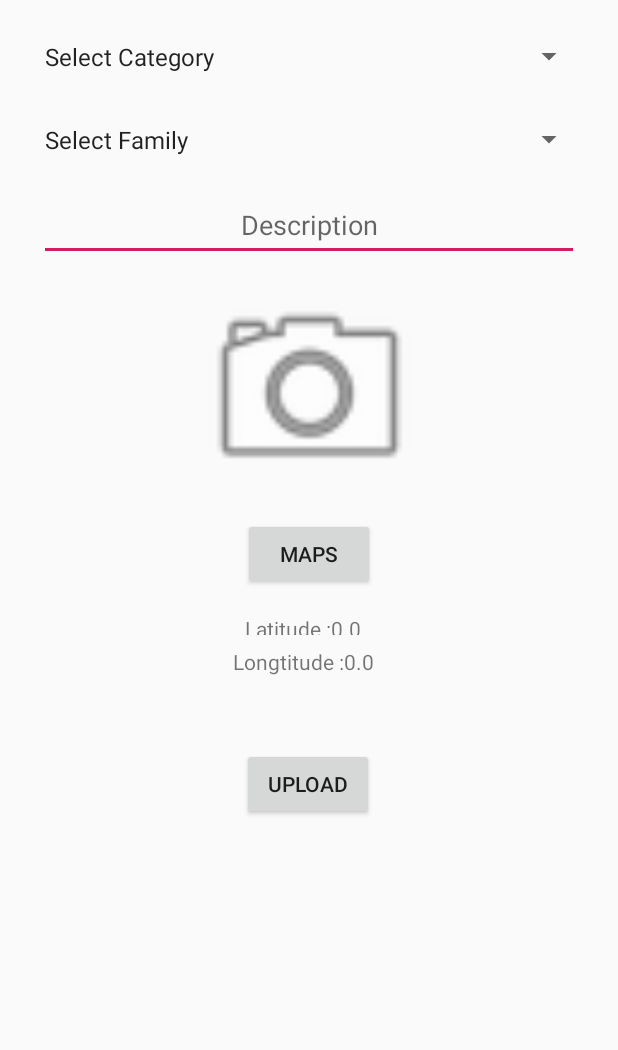
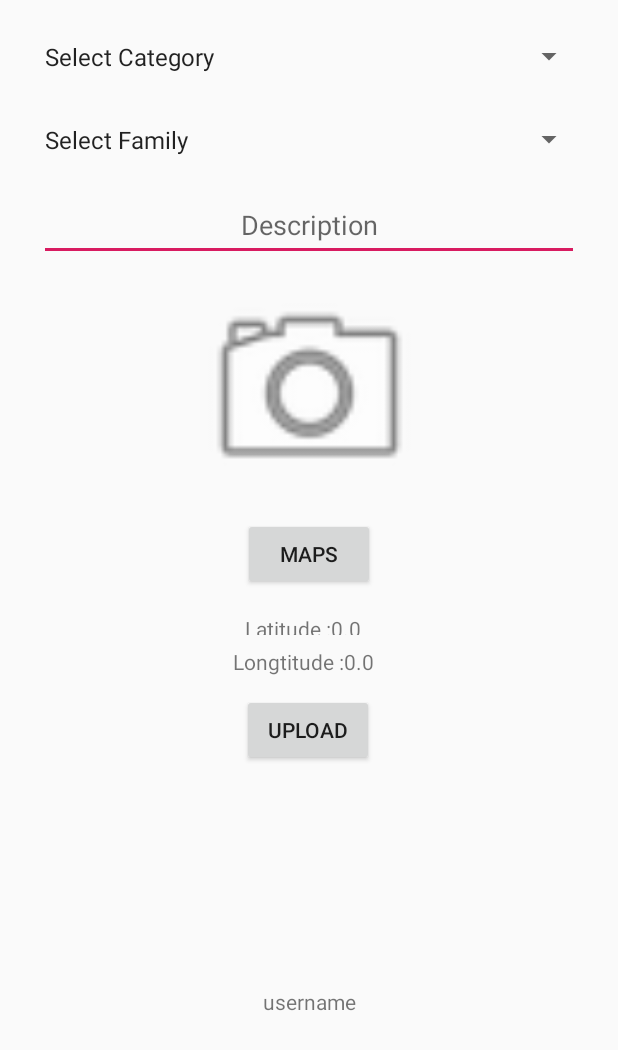
Before and after one commit to vegansabor1982/Pawz, an Android app: the TestUploadActivity screen opened directly, with no data from a screen before it, on a phone screen of 412 x 824 dp. Shown: the top 1050 px of the screen. Run offline under Robolectric (Android 15) with nearby library versions, the phone set to English and light mode, and no system bars; our stand-ins replace Firebase (no records; nobody signed in at launch, a user with empty details on screens opened directly), Picasso; 2 statements that could not run were skipped.

Commit message:
Happy new Year! again!4

```diff
--- a/app/src/main/java/com/example/android/pawstwo/TestUploadActivity.java
+++ b/app/src/main/java/com/example/android/pawstwo/TestUploadActivity.java
@@ -27,8 +27,11 @@ import com.google.android.gms.tasks.OnFailureListener;
 import com.google.android.gms.tasks.OnSuccessListener;
 import com.google.android.gms.tasks.Task;
 import com.google.firebase.auth.FirebaseAuth;
+import com.google.firebase.database.DataSnapshot;
+import com.google.firebase.database.DatabaseError;
 import com.google.firebase.database.DatabaseReference;
 import com.google.firebase.database.FirebaseDatabase;
+import com.google.firebase.database.ValueEventListener;
 import com.google.firebase.database.snapshot.DoubleNode;
 import com.google.firebase.storage.FirebaseStorage;
 import com.google.firebase.storage.OnProgressListener;
@@ -52,18 +55,22 @@ public class TestUploadActivity extends AppCompatActivity {
     private Button mMaps;
     private TextView mLat;
     private TextView mLongt;
+    private TextView profileName;
 
 
 
     private StorageReference mStorageRef;
     private DatabaseReference mDatabaseRef;
     private FirebaseAuth mFirebaseAuth;
+    private FirebaseDatabase mFirebaseDatabase;
 
 
 
     String Type_Test;
     String Family_Test;
     String Description_Test;
+    String userNameTwo;
+    String emailTwo;
 
 
     @Override
@@ -83,6 +90,17 @@ public class TestUploadActivity extends AppCompatActivity {
 
         mLat.setText ( "Latitude :" +String.valueOf ( coords )  );
         mLongt.setText ( "Longtitude :"+String.valueOf ( coords2 ) );
+
+
+
+        mFirebaseAuth=FirebaseAuth.getInstance ();
+        mFirebaseDatabase=FirebaseDatabase.getInstance ();
+
+
+
+
+
+
 
 
 
@@ -212,14 +230,11 @@ public class TestUploadActivity extends AppCompatActivity {
     }
 
    /* private Boolean validate() {
-
         Boolean result = false;
-
         Type_Test = spinner1.getSelectedItem ().toString ();
         Family_Test = spinner2.getSelectedItem ().toString ();
         Description_Test = mDescription.getText ().toString ();
         if (Type_Test.isEmpty () || Family_Test.isEmpty () || mDescription == null) {
-
             Toast.makeText ( this, "Details Missing", Toast.LENGTH_SHORT ).show ();
         } else {
             result = true;
@@ -252,7 +267,6 @@ public class TestUploadActivity extends AppCompatActivity {
                         public void run() {
                             mProgressBar.setProgress ( 0 );
                         }
-
                     } ,500);*/
 
                     Toast.makeText ( TestUploadActivity.this, "Upload Successfull",Toast.LENGTH_SHORT).show ();
@@ -263,11 +277,21 @@ public class TestUploadActivity extends AppCompatActivity {
                     Uri downloadUrl = urlTask.getResult();
                     // Log.d(TAG, "onSuccess: firebase download url: " + downloadUrl.toString());
 
+                    mFirebaseAuth=FirebaseAuth.getInstance ();
 
-                    UploadTest uploadTest = new UploadTest ( spinner1.getSelectedItem ().toString ().trim (),spinner2.getSelectedItem ().toString ().trim (),mDescription.getText ().toString ().trim (),downloadUrl.toString (),mLat.getText ().toString (), mLongt.getText ().toString ());
+                    DatabaseReference myRefTwo = mDatabaseRef.getRef ().child ( "Users" ).child ( mFirebaseAuth.getUid () );
+
+
+                    UploadTest uploadTest = new UploadTest ( spinner1.getSelectedItem ().toString ().trim (),spinner2.getSelectedItem ().toString ().trim (),mDescription.getText ().toString ().trim (),downloadUrl.toString (),mLat.getText ().toString (), mLongt.getText ().toString (),mFirebaseAuth.getUid ());
 
                     String uploadId = mDatabaseRef.push ().getKey ();
                     mDatabaseRef.child(uploadId).setValue ( uploadTest );
+
+
+
+
+
+
                 }
 
             } )
--- a/app/src/main/res/layout/activity_test_upload.xml
+++ b/app/src/main/res/layout/activity_test_upload.xml
@@ -57,7 +57,7 @@
         android:layout_width="wrap_content"
         android:layout_height="wrap_content"
         android:layout_marginStart="8dp"
-        android:layout_marginTop="48dp"
+        android:layout_marginTop="12dp"
         android:text="Upload"
         app:layout_constraintEnd_toEndOf="parent"
         app:layout_constraintHorizontal_bias="0.486"
@@ -102,5 +102,17 @@
         app:layout_constraintStart_toStartOf="parent"
         app:layout_constraintTop_toBottomOf="@+id/tv_latitude" />
 
+    <TextView
+        android:id="@+id/tv_username_upload"
+        android:layout_width="wrap_content"
+        android:layout_height="wrap_content"
+        android:layout_marginTop="8dp"
+        android:layout_marginBottom="8dp"
+        android:text="username"
+        app:layout_constraintBottom_toBottomOf="parent"
+        app:layout_constraintEnd_toEndOf="parent"
+        app:layout_constraintStart_toStartOf="parent"
+        app:layout_constraintTop_toBottomOf="@+id/btn_upload_test" />
+
 
 </android.support.constraint.ConstraintLayout>
```
Also changed, not shown: app/src/main/java/com/example/android/pawstwo/UploadTest.java (+13 -1 lines). Lines whose indentation alone changed are shown as unchanged.
